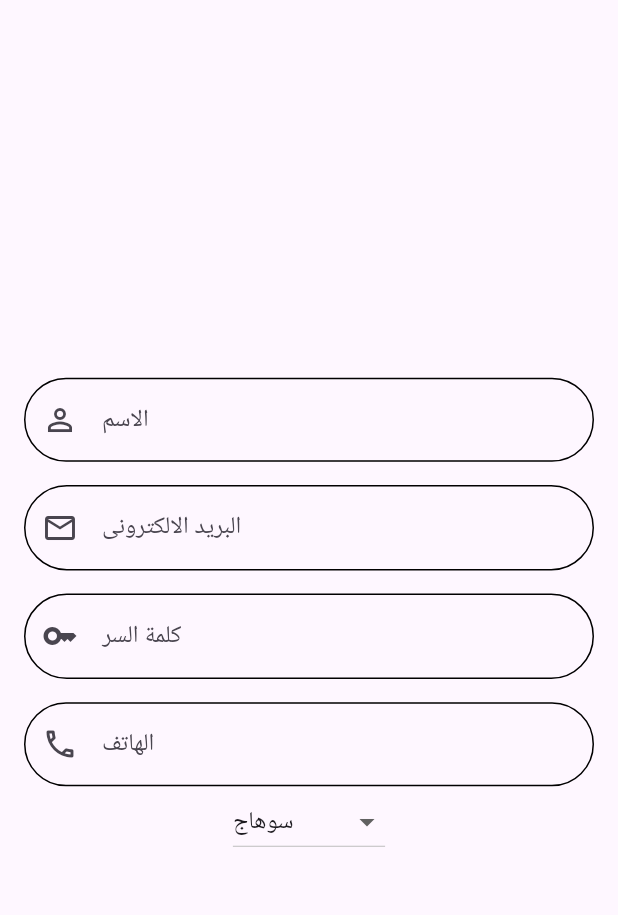
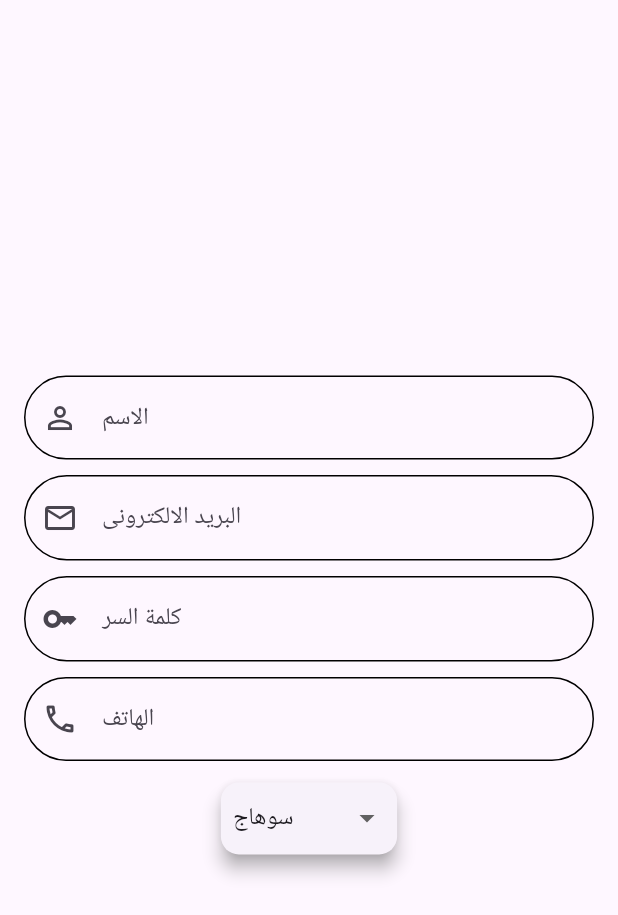
Before and after one commit to engkemo1/medical_support, a Flutter app: the SignUpSection widget shown alone on an empty page, opened directly, on a phone screen of 412 x 824 dp. Shown: the top 915 px of the screen. Run offline on Flutter 3.47's test engine with Material 3 defaults, Android fonts, the phone set to English and light mode, and no system bars; our stand-ins replace dio, easy_splash_screen, flutter_screenutil, shared_preferences; accounts and stored records are empty.

Commit message:
Fixed the heights of text fields in the sign-up section and updated the DropdownButton layout for better user experience.

```diff
--- a/lib/features/logIn/presentation/views/widgets/sign_up_section.dart
+++ b/lib/features/logIn/presentation/views/widgets/sign_up_section.dart
@@ -57,7 +57,7 @@ class _SignUpSectionState extends State<SignUpSection> {
             labelText: 'الاسم',
           ),
           SizedBox(
-            height: 15.h,
+            height: 10.h,
           ),
           const CustomTextField(
             keyboardType: TextInputType.emailAddress,
@@ -67,7 +67,7 @@ class _SignUpSectionState extends State<SignUpSection> {
             labelText: 'البريد الالكترونى',
           ),
           SizedBox(
-            height: 15.h,
+            height: 10.h,
           ),
           const CustomTextField(
             obscureText: true,
@@ -78,7 +78,7 @@ class _SignUpSectionState extends State<SignUpSection> {
             labelText: 'كلمة السر ',
           ),
           SizedBox(
-            height: 15.h,
+            height: 10.h,
           ),
           const CustomTextField(
             keyboardType: TextInputType.phone,
@@ -87,9 +87,21 @@ class _SignUpSectionState extends State<SignUpSection> {
             ),
             labelText: 'الهاتف',
           ),
-          DropdownButton<String>(
+          SizedBox(
+            height: 10.h,
+          ),
+          Card(
+            shadowColor: Colors.grey,
+            elevation: 5,
+            child: Directionality(
+              textDirection: TextDirection.ltr,
+              child: DropdownButton<String>(
+                padding: const EdgeInsets.symmetric(horizontal: 8),
+                underline: Container(
+                  height: 2,
+                  color: Colors.transparent,
+                ),
                 value: selectedGovernorate,
-
                 onChanged: (String? newValue) {
                   setState(() {
                     selectedGovernorate = newValue;
@@ -101,6 +113,9 @@ class _SignUpSectionState extends State<SignUpSection> {
                     child: Text(value),
                   );
                 }).toList(),
+
+              ),
+            ),
           )
         ],
       ),
```
Lines whose indentation alone changed are shown as unchanged.
